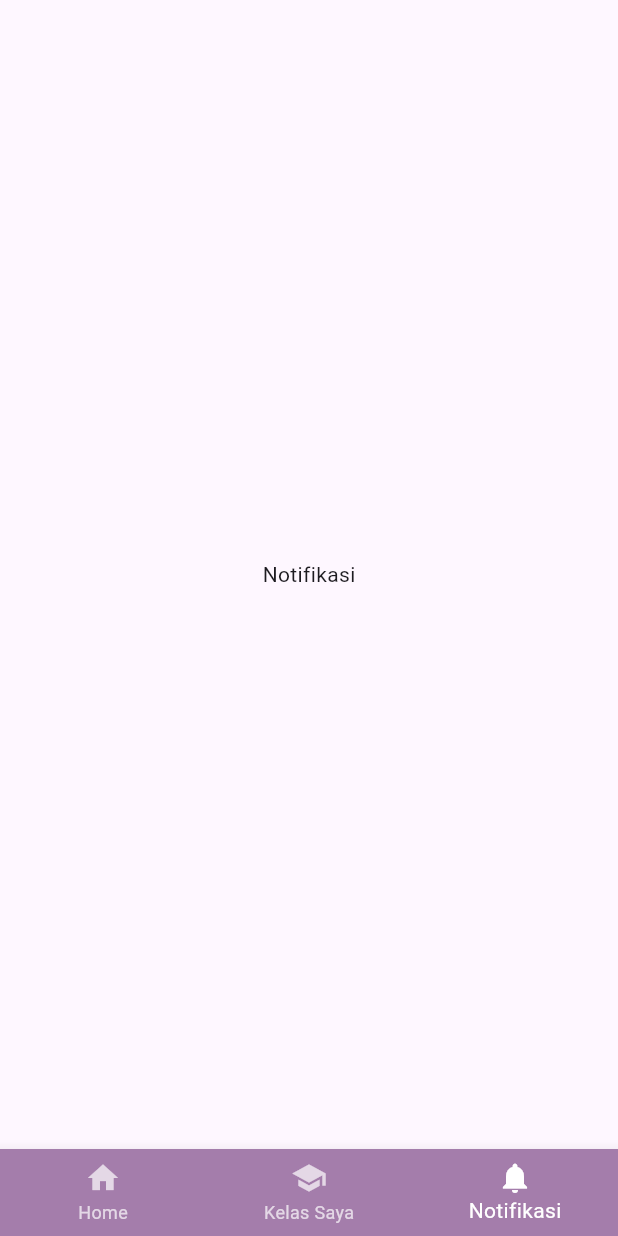
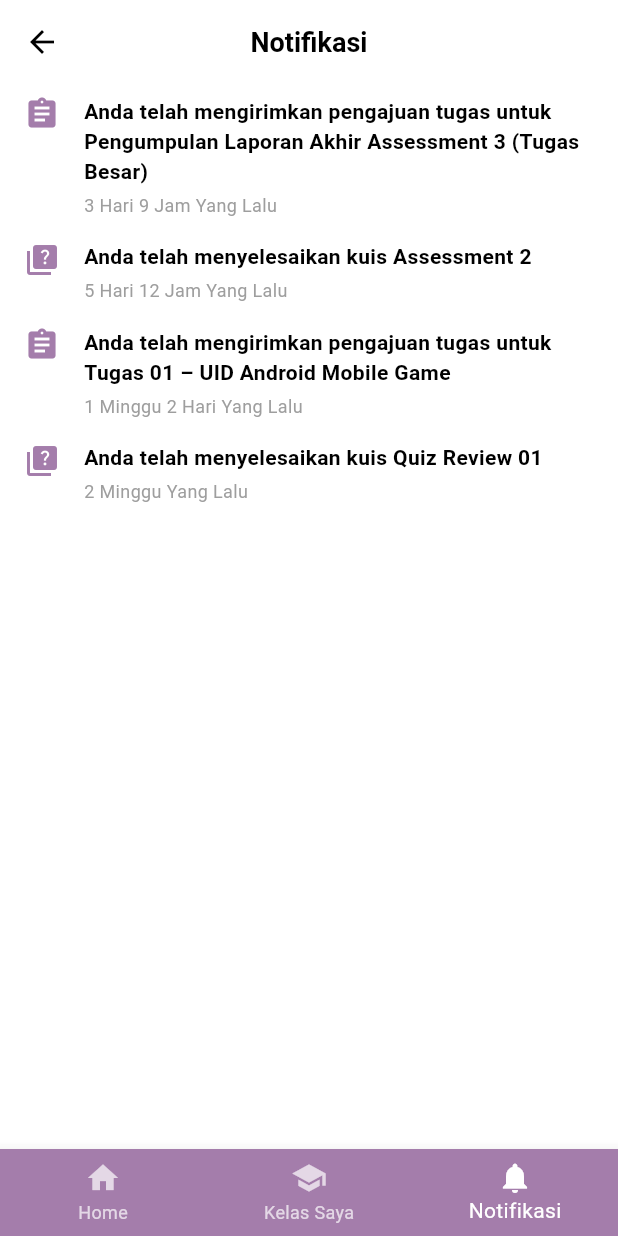
Before and after one commit to Afriyaniwulandari/LearningMS, a Flutter app: the MyHomePage screen opened directly, item 3 of the bottom bar chosen, on a phone screen of 412 x 824 dp. Run offline on Flutter 3.47's test engine with Material 3 defaults, Android fonts, the phone set to English and light mode, and no system bars.

Commit message:
Membuat halaman notifikasi + memperbaiki  tampilan pada semua halaman

```diff
--- a/lib/home_screen.dart
+++ b/lib/home_screen.dart
@@ -1,6 +1,7 @@
 import 'package:flutter/material.dart';
 import 'kelas_page.dart';
 import 'profile_page.dart';
+import 'notifikasi_page.dart';
 
 class MyHomePage extends StatefulWidget {
   const MyHomePage({super.key, required this.title});
@@ -17,7 +18,7 @@ class _MyHomePageState extends State<MyHomePage> {
   static const List<Widget> _widgetOptions = <Widget>[
     HomeContent(),
     KelasPage(),
-    Center(child: Text('Notifikasi')),
+    NotifikasiPage(),
   ];
 
   void _onItemTapped(int index) {
@@ -47,13 +48,19 @@ class _MyHomePageState extends State<MyHomePage> {
                         horizontal: 16.0,
                         vertical: 8.0,
                       ),
+                      child: Row(
+                        children: [
+                          Expanded(
                             child: Column(
                               crossAxisAlignment: CrossAxisAlignment.start,
                               mainAxisAlignment: MainAxisAlignment.center,
                               children: const [
                                 Text(
                                   'Hallo,',
-                            style: TextStyle(color: Colors.white, fontSize: 16),
+                                  style: TextStyle(
+                                    color: Colors.white,
+                                    fontSize: 16,
+                                  ),
                                 ),
                                 Text(
                                   'DIAN AFRIYANI WULANDARI',
@@ -62,6 +69,26 @@ class _MyHomePageState extends State<MyHomePage> {
                                     fontSize: 20,
                                     fontWeight: FontWeight.bold,
                                   ),
+                                ),
+                              ],
+                            ),
+                          ),
+                          const Column(
+                            mainAxisAlignment: MainAxisAlignment.center,
+                            children: [
+                              Icon(
+                                Icons.account_circle,
+                                color: Colors.white,
+                                size: 40,
+                              ),
+                              Text(
+                                'MAHASISWA',
+                                style: TextStyle(
+                                  color: Colors.white,
+                                  fontSize: 12,
+                                ),
+                              ),
+                            ],
                           ),
                         ],
                       ),
@@ -217,17 +244,15 @@ class HomeContent extends StatelessWidget {
                       ),
                     ),
                     const SizedBox(height: 8),
-                    Container(
-                      height: 100,
-                      padding: const EdgeInsets.all(4), // 🔥 sisa tipis
-                      decoration: BoxDecoration(
+                    ClipRRect(
                       borderRadius: BorderRadius.circular(8),
-                      ),
-                      child: ClipRRect(
-                        borderRadius: BorderRadius.circular(6),
+                      child: Container(
+                        height: 115,
+                        width: double.infinity,
                         child: Image.asset(
                           'image/warning.jpg',
-                          fit: BoxFit.cover,
+                          fit: BoxFit.contain,
+                          alignment: Alignment.center,
                         ),
                       ),
                     ),
--- /dev/null
+++ b/lib/notifikasi_page.dart
@@ -0,0 +1,102 @@
+import 'package:flutter/material.dart';
+
+class NotifikasiPage extends StatelessWidget {
+  const NotifikasiPage({super.key});
+
+  @override
+  Widget build(BuildContext context) {
+    return Scaffold(
+      appBar: AppBar(
+        backgroundColor: Colors.white,
+        elevation: 0,
+        leading: IconButton(
+          icon: const Icon(Icons.arrow_back, color: Colors.black),
+          onPressed: () => Navigator.of(context).pop(),
+        ),
+        title: const Text(
+          'Notifikasi',
+          style: TextStyle(
+            color: Colors.black,
+            fontSize: 18,
+            fontWeight: FontWeight.bold,
+          ),
+        ),
+        centerTitle: true,
+      ),
+      backgroundColor: Colors.white,
+      body: ListView.builder(
+        itemCount: notifications.length,
+        itemBuilder: (context, index) {
+          final notification = notifications[index];
+          return Padding(
+            padding: const EdgeInsets.symmetric(
+              horizontal: 16.0,
+              vertical: 8.0,
+            ),
+            child: Row(
+              crossAxisAlignment: CrossAxisAlignment.start,
+              children: [
+                Icon(
+                  notification['type'] == 'tugas'
+                      ? Icons.assignment
+                      : Icons.quiz,
+                  color: const Color(0xFFA47DAB),
+                  size: 24,
+                ),
+                const SizedBox(width: 16),
+                Expanded(
+                  child: Column(
+                    crossAxisAlignment: CrossAxisAlignment.start,
+                    children: [
+                      Text(
+                        notification['message']!,
+                        style: const TextStyle(
+                          color: Colors.black,
+                          fontSize: 14,
+                          fontWeight: FontWeight.bold,
+                        ),
+                      ),
+                      const SizedBox(height: 4),
+                      Text(
+                        notification['time']!,
+                        style: const TextStyle(
+                          color: Colors.grey,
+                          fontSize: 12,
+                        ),
+                      ),
+                    ],
+                  ),
+                ),
+              ],
+            ),
+          );
+        },
+      ),
+    );
+  }
+}
+
+const List<Map<String, String>> notifications = [
+  {
+    'type': 'tugas',
+    'message':
+        'Anda telah mengirimkan pengajuan tugas untuk Pengumpulan Laporan Akhir Assessment 3 (Tugas Besar)',
+    'time': '3 Hari 9 Jam Yang Lalu',
+  },
+  {
+    'type': 'kuis',
+    'message': 'Anda telah menyelesaikan kuis Assessment 2',
+    'time': '5 Hari 12 Jam Yang Lalu',
+  },
+  {
+    'type': 'tugas',
+    'message':
+        'Anda telah mengirimkan pengajuan tugas untuk Tugas 01 – UID Android Mobile Game',
+    'time': '1 Minggu 2 Hari Yang Lalu',
+  },
+  {
+    'type': 'kuis',
+    'message': 'Anda telah menyelesaikan kuis Quiz Review 01',
+    'time': '2 Minggu Yang Lalu',
+  },
+];
--- a/lib/profile_page.dart
+++ b/lib/profile_page.dart
@@ -61,11 +61,7 @@ class _ProfilePageState extends State<ProfilePage> {
                         CircleAvatar(
                           radius: 50,
                           backgroundColor: Colors.white,
-                          child: Icon(
-                            Icons.person,
-                            size: 50,
-                            color: Color(0xFFA47DAB),
-                          ),
+                          backgroundImage: AssetImage('image/foto.png'),
                         ),
                         SizedBox(height: 16),
                         Text(
```
Also changed, not shown: lib/login_screen.dart (+33 -9 lines), lib/main.dart (+7 -1 lines), 1 other file. Lines whose indentation alone changed are shown as unchanged.
